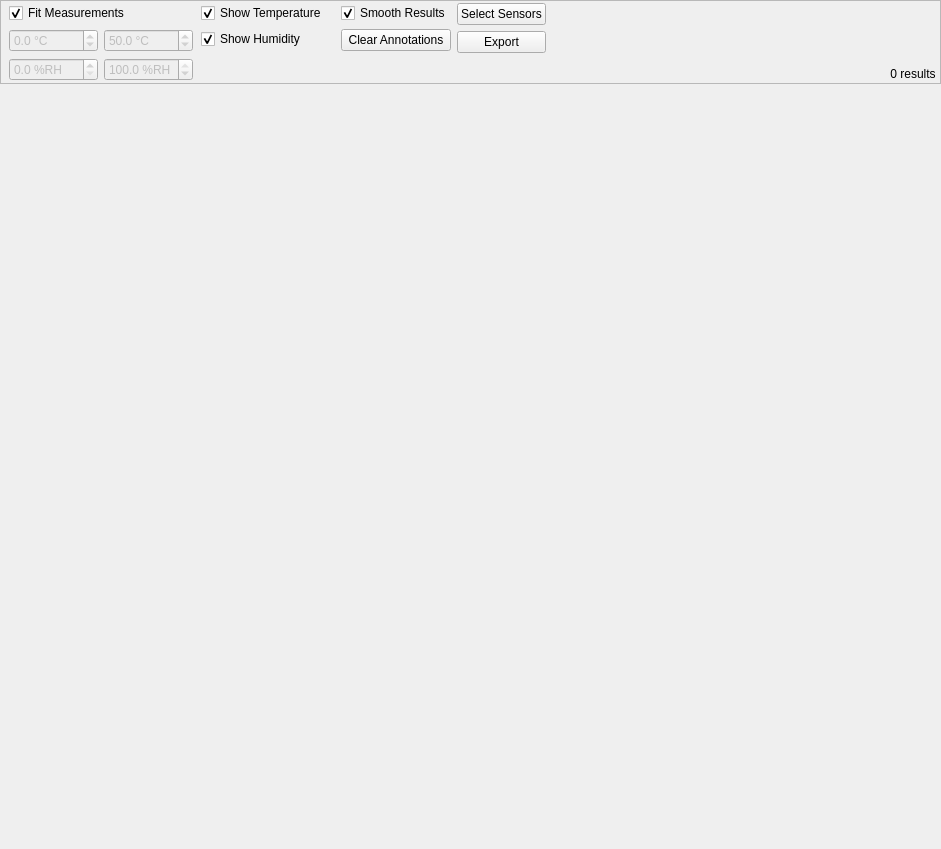
porkmarks/sense, file manager/src/PlotWidget.ui: the form before one commit.
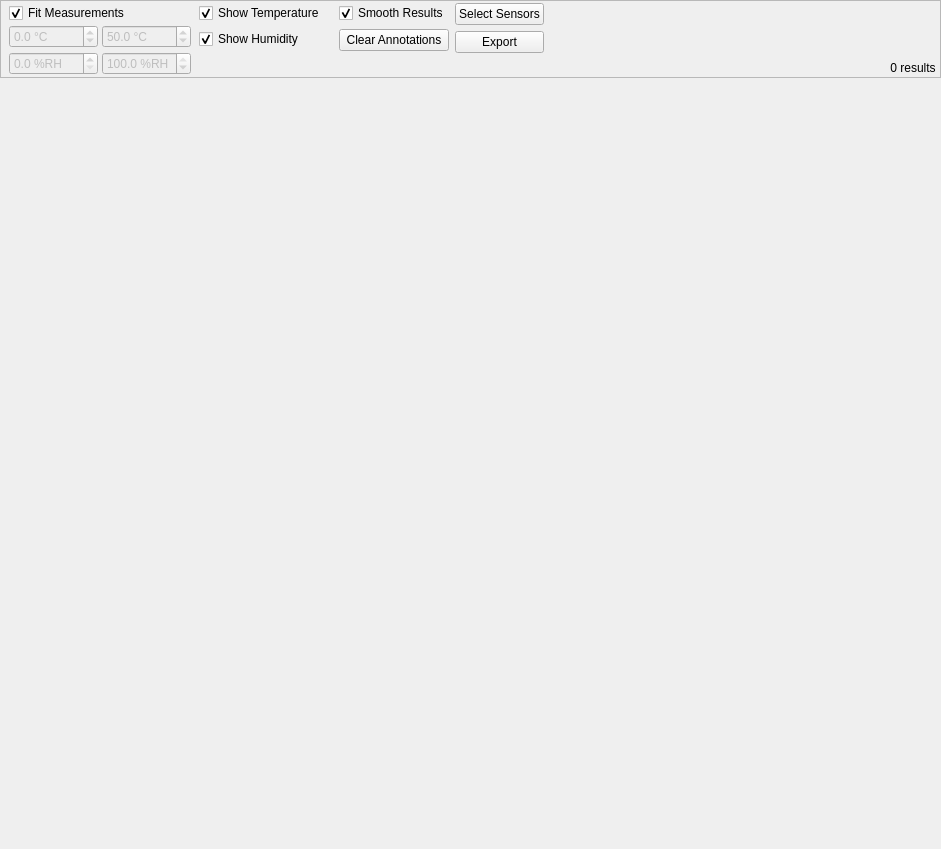
The form after the commit. Icons and pictures are not drawn. Custom widgets are drawn as their Qt base class.

Commit message: Added new sensor filter widget Saving filter settings Synchronized filter settings between plots and measurements

Diff of the .ui file:
```diff
--- a/manager/src/PlotWidget.ui
+++ b/manager/src/PlotWidget.ui
@@ -89,6 +89,9 @@
       <item>
        <widget class="QWidget" name="widget_2" native="true">
         <layout class="QVBoxLayout" name="verticalLayout_4">
+         <property name="spacing">
+          <number>2</number>
+         </property>
          <property name="leftMargin">
           <number>4</number>
          </property>
@@ -126,6 +129,9 @@
             <property name="bottomMargin">
              <number>0</number>
             </property>
+            <property name="spacing">
+             <number>4</number>
+            </property>
             <item row="0" column="0">
              <widget class="QDoubleSpinBox" name="minTemperature">
               <property name="enabled">
```
The commit also changes 26 other files.
